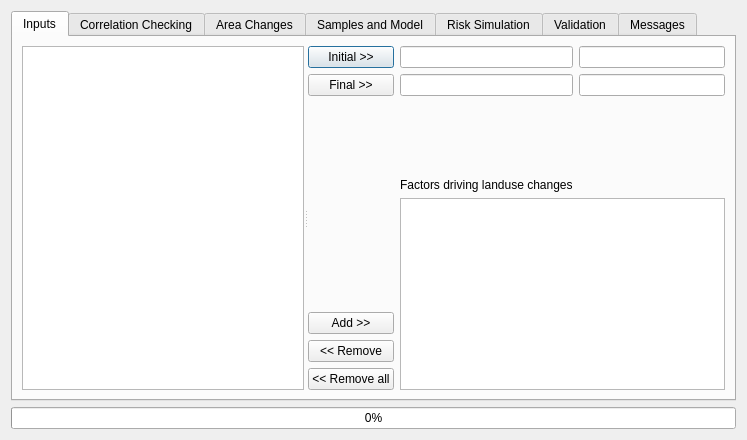
Old version of the form ui/moluscedialogbase.ui in the repository nextgis/qgis_molusce.
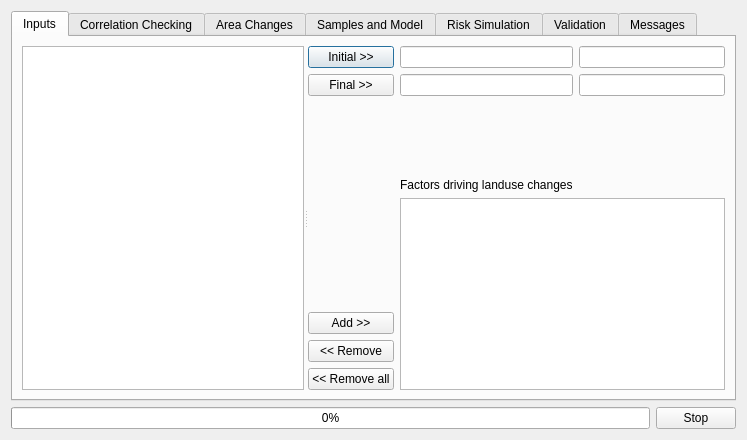
New version of the form. The open tabs and pages were chosen to show the change. Custom widgets are drawn as their Qt base class.

Commit message: button for interruping long-running tasks, currently implemented only for ANN model

The edit to the form file:
```diff
--- a/ui/moluscedialogbase.ui
+++ b/ui/moluscedialogbase.ui
@@ -14,14 +14,7 @@
    <string>MOLUSCE</string>
   </property>
   <layout class="QGridLayout" name="gridLayout_10">
-   <item row="2" column="0">
-    <widget class="QProgressBar" name="progressBar">
-     <property name="value">
-      <number>0</number>
-     </property>
-    </widget>
-   </item>
-   <item row="1" column="0">
+   <item row="0" column="0" colspan="2">
     <widget class="QTabWidget" name="tabWidget">
      <property name="enabled">
       <bool>true</bool>
@@ -720,6 +713,20 @@
      </widget>
     </widget>
    </item>
+   <item row="1" column="0">
+    <widget class="QProgressBar" name="progressBar">
+     <property name="value">
+      <number>0</number>
+     </property>
+    </widget>
+   </item>
+   <item row="1" column="1">
+    <widget class="QPushButton" name="btnStop">
+     <property name="text">
+      <string>Stop</string>
+     </property>
+    </widget>
+   </item>
   </layout>
  </widget>
  <customwidgets>
```
Left out of the diff: 2 changed lines with no effect on the pictures. The commit also changes 3 other files.
